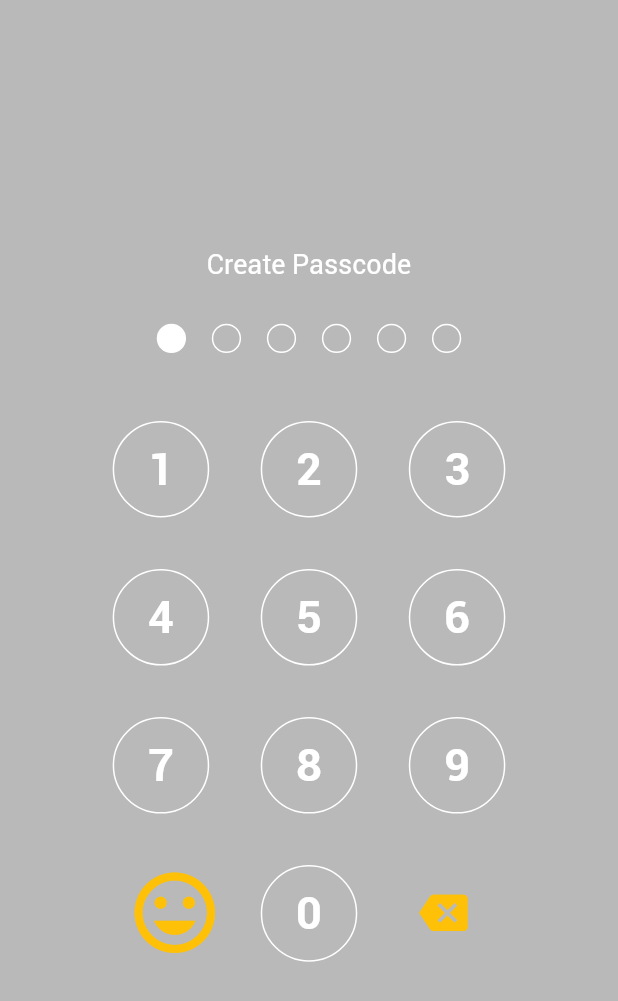
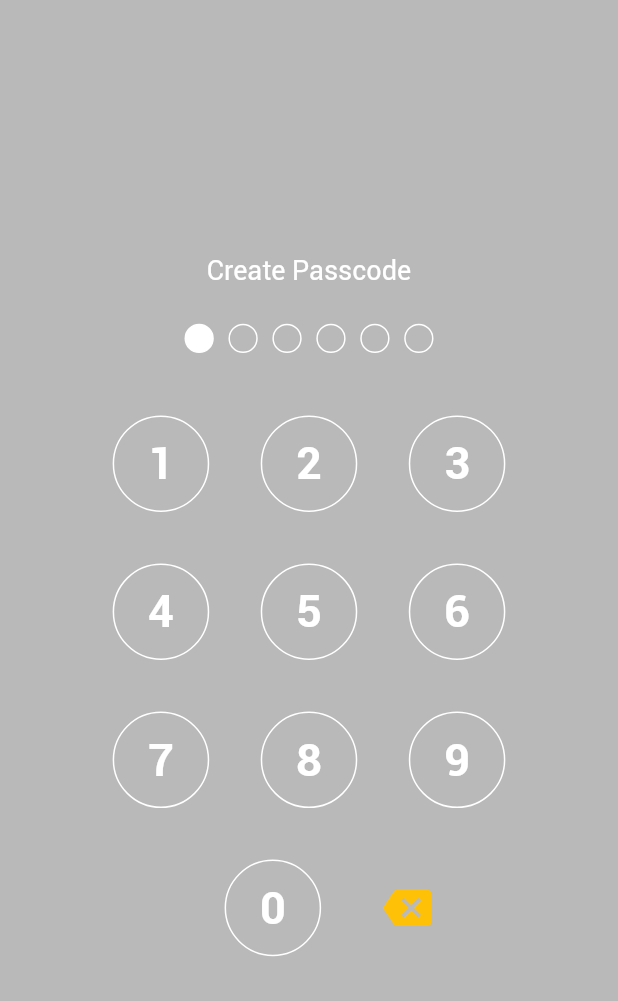
Before and after one commit to APoliaskovska/FlatterTest, a Flutter app: the PasscodePage screen opened by its route, after a tap on an icon or button, on a phone screen of 412 x 824 dp. Shown: the top 1001 px of the screen. Run offline on Flutter 3.47's test engine with Material 2 defaults, Android fonts, the phone set to English and light mode, and no system bars; our stand-ins replace animated_splash_screen, firebase_core, firebase_crashlytics, flutter_secure_storage, get, local_auth; missing offline and left inert: build_grpc_channel, grpc, local_auth_android, local_auth_ios, proto_sample; accounts and stored records are empty.

Commit message:
fix android build & update passcode page

```diff
--- a/lib/auth/auth_controller.dart
+++ b/lib/auth/auth_controller.dart
@@ -71,6 +71,7 @@ class AuthController extends GetxController {
       }
     } on GrpcError catch(e) {
       _inProgress(false);
+      print("error " + e.toString());
       final eMessage = e.message;
       if (eMessage != null) {
         AppUtils.showError(eMessage);
--- a/lib/passcode/passcode_controller.dart
+++ b/lib/passcode/passcode_controller.dart
@@ -2,6 +2,9 @@ import 'package:flutter/services.dart';
 import 'package:get/get.dart';
 import 'package:local_auth/error_codes.dart' as auth_error;
 import 'package:local_auth/local_auth.dart';
+import 'package:local_auth_ios/local_auth_ios.dart';
+import 'package:local_auth_android/local_auth_android.dart';
+
 import 'package:sample/passcode/passcode_service.dart';
 import 'package:sample/service/auth_service.dart';
 
@@ -15,12 +18,15 @@ class PasscodeController extends GetxController with StateMixin {
 
   final LocalAuthentication auth = LocalAuthentication();
   final _passcodeString = "".obs;
+  final _isPasscodeExist = false.obs;
+  final _showAnimation = false.obs;
 
   String get title => _title();
   String get passcodeString => _passcodeString();
+  bool get isPasscodeExist => _isPasscodeExist();
+  bool get showAnimation => _showAnimation();
 
   bool _isConfirmation = false;
-  bool _isPasscodeExist = false;
   String _passcodeConfirm = "";
   String _passcode = "";
 
@@ -33,8 +39,8 @@ class PasscodeController extends GetxController with StateMixin {
   void onInit() async {
     super.onInit();
 
-    _isPasscodeExist = await AuthService().isPasscodeExist();
-    _title(_isPasscodeExist ? "Enter Passcode" : "Create Passcode");
+    _isPasscodeExist(await AuthService().isPasscodeExist());
+    _title(isPasscodeExist ? "Enter Passcode" : "Create Passcode");
   }
 
   @override
@@ -42,7 +48,7 @@ class PasscodeController extends GetxController with StateMixin {
     super.onReady();
 
     await Future.delayed(const Duration(seconds: 1));
-    if (_isPasscodeExist == true) {
+    if (isPasscodeExist == true) {
       await checkBiometrics();
     }
   }
@@ -62,29 +68,30 @@ class PasscodeController extends GetxController with StateMixin {
       _passcode += index;
       _passcodeString(_passcode);
 
-      if (_isPasscodeExist == true) {
+      if (isPasscodeExist == true) {
         bool isValid = await AuthService().isPasscodeValid(_passcode);
         if (isValid) {
           _isConfirmation = false;
-          PasscodeService().closePasscode();
+          _close();
         } else {
-          _passcode = "";
-          _passcodeString(_passcode);
-          AppUtils.showError("Wrong passcode");
+          _showAnimation(true);
+         // AppUtils.showError("Wrong passcode");
         }
       } else if (_isConfirmation == false) {
+        _title("Confirm passcode");
         _isConfirmation = true;
         _passcodeConfirm = _passcode;
         _passcode = "";
         _passcodeString(_passcode);
       } else {
         _isConfirmation = false;
-        _isPasscodeExist = true;
+        _isPasscodeExist(true);
+
         bool isValid = _passcodeConfirm == _passcode;
         if (isValid == false) { return; }
         await AuthService().setPasscode(_passcode);
-        PasscodeService().closePasscode();
-        _passcodeConfirm = "";
+        _close();
+        _title("Enter passcode");
       }
     } else {
       _passcode += index;
@@ -98,24 +105,49 @@ class PasscodeController extends GetxController with StateMixin {
     _passcodeString(_passcode);
   }
 
+  void onAnimationEnd(){
+    _showAnimation(false);
+    _passcode = "";
+    _passcodeString(_passcode);
+  }
+
+  void _close() {
+    _passcode = "";
+    _passcodeConfirm = "";
+    _passcodeString(_passcode);
+    AuthService().isPasscodePass = true;
+    PasscodeService().closePasscode();
+  }
+
   Future<void> checkBiometrics() async {
+    if (await _isDeviceSupported() == false) { return; }
     final List<BiometricType> availableBiometrics =
     await auth.getAvailableBiometrics();
+    print("checkBiometrics tapped: " + availableBiometrics.toString());
 
     if (availableBiometrics.isEmpty) {
+      print("availableBiometrics isEmpty");
       return;
     }
 
     if (availableBiometrics.contains(BiometricType.fingerprint) ||
         availableBiometrics.contains(BiometricType.face)) {
+      print("availableBiometrics face || fingerprint");
       try {
         final bool didAuthenticate = await auth.authenticate(
             localizedReason: 'Please complete the biometrics to proceed.',
-            options: const AuthenticationOptions(biometricOnly: true));
+            options: const AuthenticationOptions(biometricOnly: true),
+          authMessages: const <AuthMessages>[
+            AndroidAuthMessages(
+              signInTitle: 'Oops! Biometric authentication required!',
+              cancelButton: 'No thanks',),
+            IOSAuthMessages(
+              cancelButton: 'No thanks',
+            )]
+        );
 
         if (didAuthenticate == true){
-          AuthService().isPasscodePass = true;
-          PasscodeService().closePasscode();
+          _close();
         }
       } on PlatformException catch (e) {
         print("PlatformException " + e.toString());
@@ -130,4 +162,10 @@ class PasscodeController extends GetxController with StateMixin {
     }
   }
 
+  Future<bool> _isDeviceSupported() async {
+    final bool canAuthenticateWithBiometrics = await auth.canCheckBiometrics;
+    final bool canAuthenticate =
+        canAuthenticateWithBiometrics || await auth.isDeviceSupported();
+    return canAuthenticate;
+  }
 }
--- a/lib/passcode/passcode_page.dart
+++ b/lib/passcode/passcode_page.dart
@@ -26,24 +26,16 @@ class PasscodePage extends  GetView<PasscodeController> {
                 return SmallText(text: controller.title, color: Colors.white, size: 18,);
               }),
               SizedBox(height: Dimensions.height20),
+
+              //INPUT DOTS
+
               Obx(() {
                 return Center(
                     child: Row(
                       mainAxisAlignment: MainAxisAlignment.center,
                       children: [
                         for (int i = 0; i < controller.inputCount; i++)
-                          Container(
-                            padding: EdgeInsets.all(Dimensions.widthPadding10),
-                            child: Container(
-                              height: Dimensions.height20,
-                              width: Dimensions.height20,
-                              decoration: BoxDecoration(
-                                  color: controller.isNumberEntered(i) ? Colors.white : Colors.transparent,
-                                  border: Border.all(color: Colors.white),
-                                  shape: BoxShape.circle
-                              ),
-                            ),
-                          )
+                          _dotWidget(controller.showAnimation, controller.isNumberEntered(i))
                       ],
                     )
                 );
@@ -119,16 +111,18 @@ class PasscodePage extends  GetView<PasscodeController> {
                   Row(
                     mainAxisAlignment: MainAxisAlignment.center,
                     children: [
-                      IconButton(
-                        onPressed: () async {
-                          await controller.checkBiometrics();
-                        },
-                        icon: Icon(
+                      Obx(() {
+                        return controller.isPasscodeExist == true? IconButton(
+                          onPressed: () async {
+                            await controller.checkBiometrics();
+                            },
+                          icon: Icon(
                           Icons.tag_faces,
                           color: iconColor,
-                        ),
-                        iconSize: Dimensions.width50,
-                      ),
+                          ), iconSize: Dimensions.width50,
+                        ) :
+                        Container(height: Dimensions.width50/2, width: Dimensions.width50/2);
+                      }),
                       // this button is used to delete the last number
                       NumberButton(
                         number: 0,
@@ -155,7 +149,35 @@ class PasscodePage extends  GetView<PasscodeController> {
       ),
     );
   }
+
+  Widget _dotWidget(bool isAnimation, bool entered) {
+    final container = Container(
+      height: Dimensions.height20,
+      width: Dimensions.height20,
+      decoration: BoxDecoration(
+          color: entered ? Colors.white : Colors.transparent,
+          border: Border.all(color: Colors.white),
+          shape: BoxShape.circle
+      ),
+    );
+    return  Container(
+      height: Dimensions.height20*1.5,
+      width: Dimensions.height20*1.5,
+      alignment: Alignment.center,
+      child: AnimatedAlign(
+        alignment: isAnimation ? Alignment.centerLeft : Alignment.center,
+        curve: Curves.fastOutSlowIn,
+        duration: const Duration(milliseconds: 100),
+        child: Container(
+            child: container),
+        onEnd: (){
+          controller.onAnimationEnd();
+        },
+      ),
+    );
+  }
 }
+
 
 class NumberButton extends StatelessWidget {
   final int number;
--- a/lib/service/grpc/grpc_service.dart
+++ b/lib/service/grpc/grpc_service.dart
@@ -3,7 +3,7 @@ import 'package:get/get.dart';
 import 'package:proto_sample/generated/sample.pbgrpc.dart';
 import 'package:build_grpc_channel/build_grpc_channel.dart';
 
-const host = 'http://127.0.0.1';
+const host = 'http://127.0.0.1';// 'http://172.20.10.5'; for android build
 
 int get port => kIsWeb ? 8888 : 5555;
 
```
Also changed, not shown: lib/passcode/passcode_service.dart (+24 -13 lines), pubspec.lock, 9 other files.
